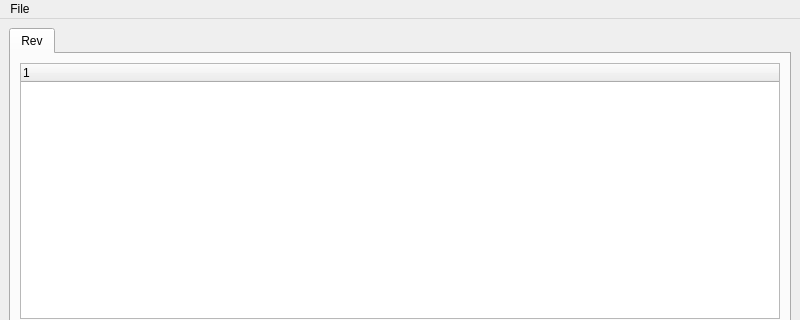
Above: mainwindow.ui from andy-campbell/acgit before the change; both pictures show x 0 to 800 and y 0 to 320 of the 800 by 600 pixel window. Below: the same form after it.
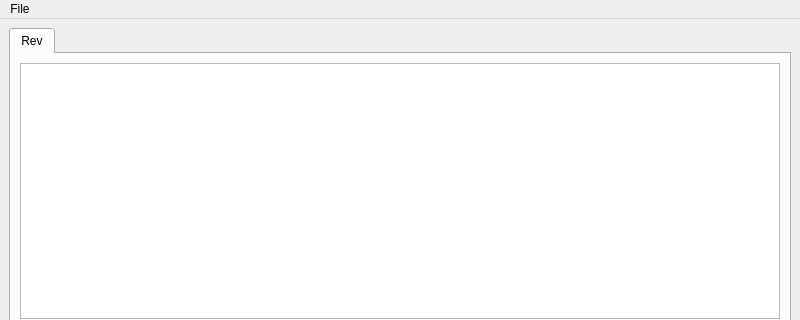
That is the form after the change.

The edit to the form file:
```diff
--- a/mainwindow.ui
+++ b/mainwindow.ui
@@ -28,7 +28,11 @@
         <item>
          <layout class="QVBoxLayout" name="verticalLayout_2">
           <item>
-           <widget class="QTreeWidget" name="revList">
+           <widget class="QTreeView" name="revList">
+            <property name="styleSheet">
+             <string notr="true">QTreeView {show-decoration-selected: 1;}
+</string>
+            </property>
             <property name="alternatingRowColors">
              <bool>true</bool>
             </property>
@@ -38,11 +42,24 @@
             <property name="selectionBehavior">
              <enum>QAbstractItemView::SelectRows</enum>
             </property>
-            <column>
-             <property name="text">
-              <string notr="true">1</string>
-             </property>
-            </column>
+            <property name="indentation">
+             <number>10</number>
+            </property>
+            <property name="rootIsDecorated">
+             <bool>true</bool>
+            </property>
+            <property name="uniformRowHeights">
+             <bool>true</bool>
+            </property>
+            <property name="itemsExpandable">
+             <bool>true</bool>
+            </property>
+            <property name="animated">
+             <bool>false</bool>
+            </property>
+            <property name="allColumnsShowFocus">
+             <bool>true</bool>
+            </property>
            </widget>
           </item>
           <item>
```
